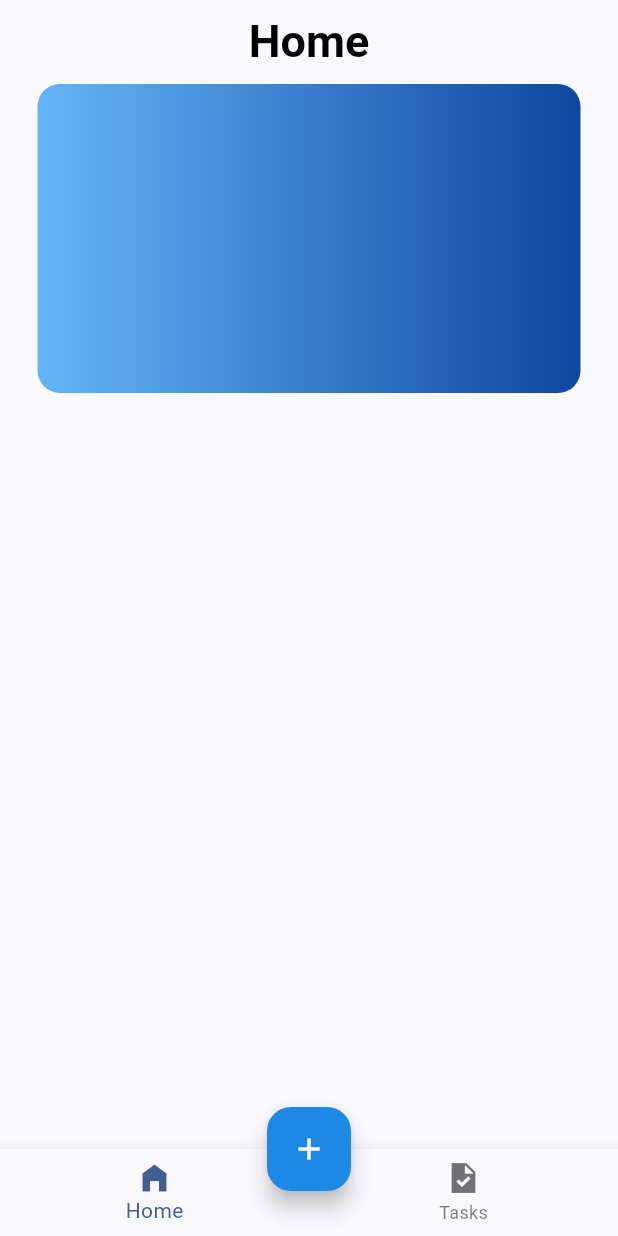
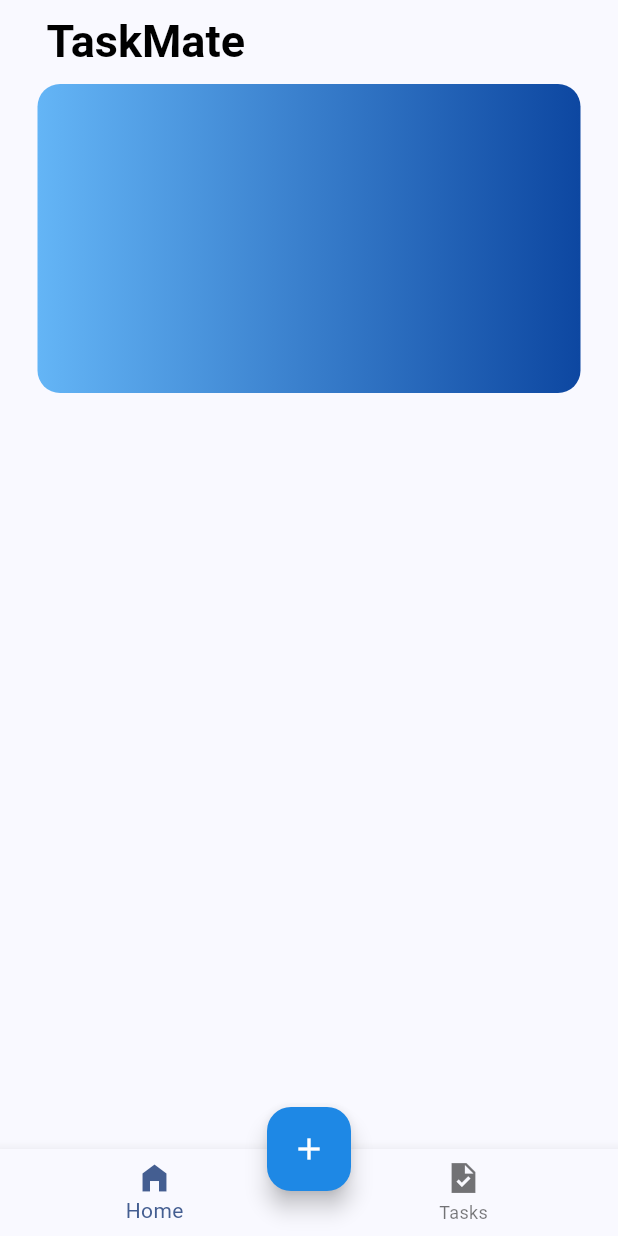
Before and after one commit to mustapha-amin/task_mate, a Flutter app: the screen it shows after launch, on a phone screen of 412 x 824 dp. Run offline on Flutter 3.47's test engine with Material 3 defaults, Android fonts, the phone set to English and light mode, and no system bars; our stand-ins replace hive, hive_flutter, sizer; accounts and stored records are empty.

Commit message:
appbar change

```diff
--- a/lib/features/home/screens/home.dart
+++ b/lib/features/home/screens/home.dart
@@ -17,14 +17,13 @@ class _HomeState extends State<Home> {
     return Scaffold(
       appBar: AppBar(
         title: Text(
-          "Home",
+          "TaskMate",
           style: kTextStyle(30, isBold: true),
-        ),
-        centerTitle: true,
+        ).padX(15),
       ),
       body: Column(
         children: [
-           ProgressWidget(),
+          ProgressWidget(),
         ],
       ).padX(25),
     );
```
